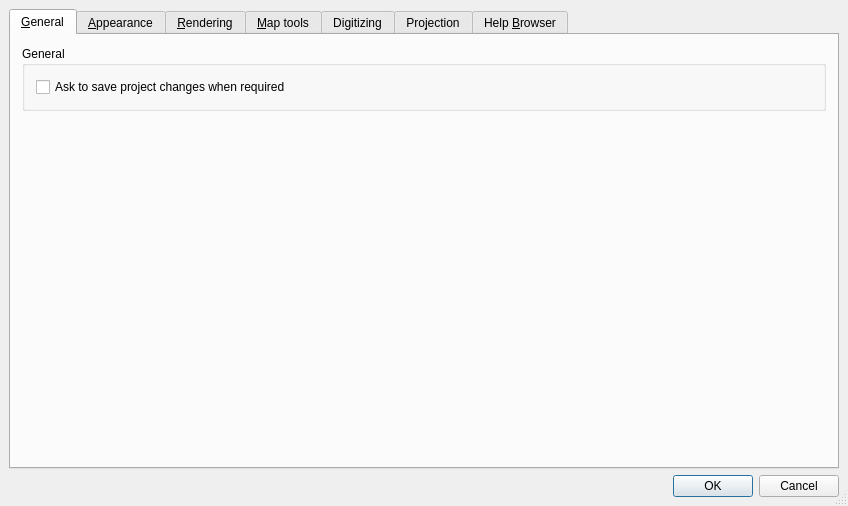
The window that branches/advanced_editing_branch/src/ui/qgsoptionsbase.ui (stopa85/Quantum-GIS) describes before a commit, drawn with Qt 5.
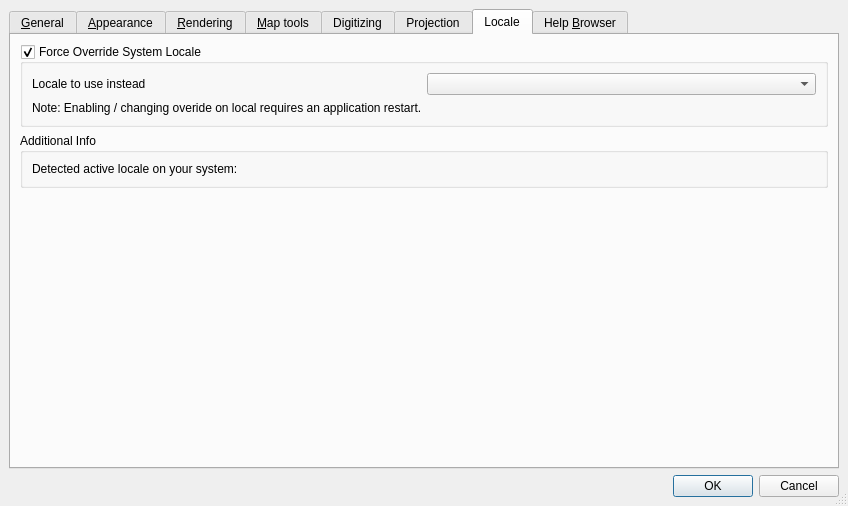
The same window after the commit. The open tabs and pages were chosen to show the change. Icons and pictures are not drawn. Custom widgets are drawn as their Qt base class.

Patch:
```diff
--- a/branches/advanced_editing_branch/src/ui/qgsoptionsbase.ui
+++ b/branches/advanced_editing_branch/src/ui/qgsoptionsbase.ui
@@ -925,6 +925,95 @@
        </item>
       </layout>
      </widget>
+     <widget class="QWidget" name="tabLocale" >
+      <attribute name="title" >
+       <string>Locale</string>
+      </attribute>
+      <layout class="QGridLayout" >
+       <property name="margin" >
+        <number>9</number>
+       </property>
+       <property name="spacing" >
+        <number>6</number>
+       </property>
+       <item row="0" column="0" >
+        <widget class="QGroupBox" name="grpLocale" >
+         <property name="title" >
+          <string>Force Override System Locale</string>
+         </property>
+         <property name="checkable" >
+          <bool>true</bool>
+         </property>
+         <layout class="QGridLayout" >
+          <property name="margin" >
+           <number>9</number>
+          </property>
+          <property name="spacing" >
+           <number>6</number>
+          </property>
+          <item row="0" column="0" >
+           <widget class="QLabel" name="label_5" >
+            <property name="text" >
+             <string>Locale to use instead</string>
+            </property>
+            <property name="buddy" >
+             <cstring>cboLocale</cstring>
+            </property>
+           </widget>
+          </item>
+          <item row="0" column="1" >
+           <widget class="QComboBox" name="cboLocale" />
+          </item>
+          <item row="1" column="0" colspan="2" >
+           <widget class="QLabel" name="label_7" >
+            <property name="text" >
+             <string>Note: Enabling / changing overide on local requires an application restart.</string>
+            </property>
+            <property name="wordWrap" >
+             <bool>true</bool>
+            </property>
+           </widget>
+          </item>
+         </layout>
+        </widget>
+       </item>
+       <item row="2" column="0" >
+        <spacer>
+         <property name="orientation" >
+          <enum>Qt::Vertical</enum>
+         </property>
+         <property name="sizeHint" >
+          <size>
+           <width>501</width>
+           <height>51</height>
+          </size>
+         </property>
+        </spacer>
+       </item>
+       <item row="1" column="0" >
+        <widget class="QGroupBox" name="groupBox_12" >
+         <property name="title" >
+          <string>Additional Info</string>
+         </property>
+         <layout class="QGridLayout" >
+          <property name="margin" >
+           <number>9</number>
+          </property>
+          <property name="spacing" >
+           <number>6</number>
+          </property>
+          <item row="0" column="0" >
+           <widget class="QLabel" name="lblSystemLocale" >
+            <property name="text" >
+             <string>Detected active locale on your system:</string>
+            </property>
+           </widget>
+          </item>
+         </layout>
+        </widget>
+       </item>
+      </layout>
+     </widget>
      <widget class="QWidget" name="tabHelpBrowser" >
       <attribute name="title" >
        <string>Help &amp;Browser</string>
```
